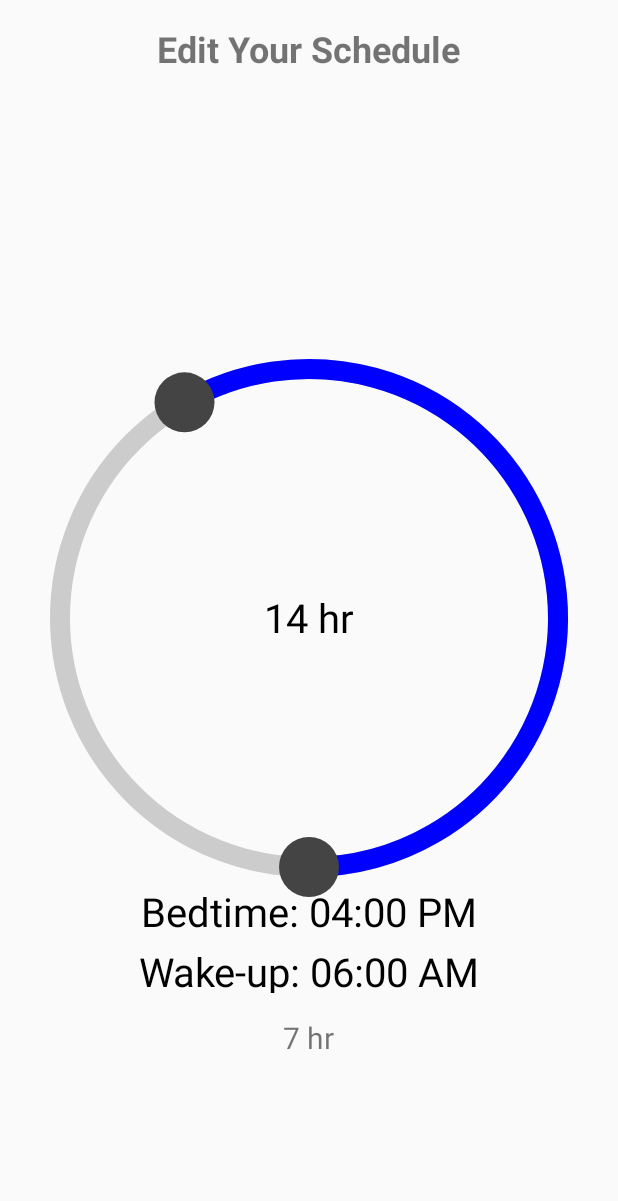
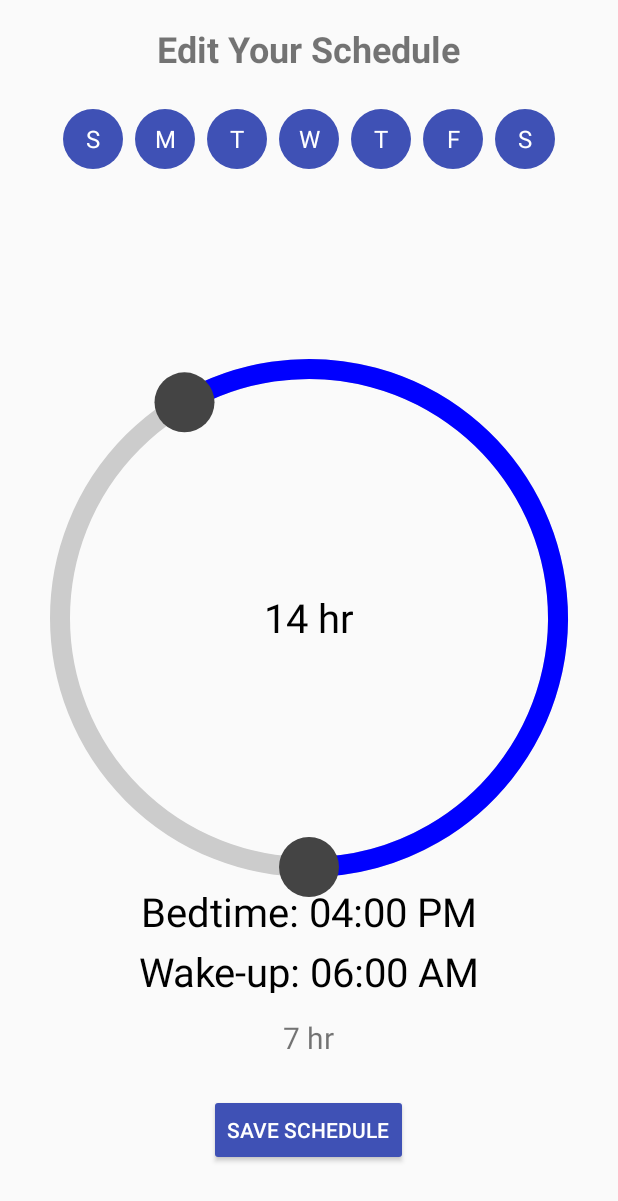
Before and after one commit to slimripah/Staff-Wellness, an Android app: the Schedule screen opened directly, with no data from a screen before it, on a phone screen of 412 x 824 dp. Shown: the top 1201 px of the screen. Run offline under Robolectric (Android 15) with nearby library versions, the phone set to English and light mode, and no system bars.

Commit message:
schedule update

```diff
--- a/app/src/main/java/www/minet/staffwellness/Schedule.java
+++ b/app/src/main/java/www/minet/staffwellness/Schedule.java
@@ -1,6 +1,9 @@
 package www.minet.staffwellness;
 
+import android.content.Intent;
+import android.content.SharedPreferences;
 import android.os.Bundle;
+import android.widget.Button;
 
 import androidx.activity.EdgeToEdge;
 import androidx.appcompat.app.AppCompatActivity;
@@ -8,7 +11,20 @@ import androidx.core.graphics.Insets;
 import androidx.core.view.ViewCompat;
 import androidx.core.view.WindowInsetsCompat;
 
+import java.text.ParseException;
+import java.text.SimpleDateFormat;
+import java.util.Calendar;
+import java.util.Date;
+import java.util.Locale;
+
 public class Schedule extends AppCompatActivity {
+
+    SleepCircleView sleepView;
+    Button save;
+    SharedPreferences prefs;
+    String savedBedtime;
+    String savedWakeup;
+    private SleepCircleView circularSlider;
 
     @Override
     protected void onCreate(Bundle savedInstanceState) {
@@ -22,6 +38,49 @@ public class Schedule extends AppCompatActivity {
             return insets;
         });
 
+        sleepView = findViewById(R.id.sleep_circle);
+        save = findViewById(R.id.save_button);
+
+        save.setOnClickListener(v -> {
+
+            String bedtime = sleepView.getBedtime();
+            String wakeup = sleepView.getWakeup();
+
+            Intent resultIntent = new Intent();
+            resultIntent.putExtra("BEDTIME", bedtime);
+            resultIntent.putExtra("WAKEUP", wakeup);
+            setResult(RESULT_OK, resultIntent);
+            finish();
+
+        });
+
+        prefs = getSharedPreferences("sleep_schedule", MODE_PRIVATE);
+        savedBedtime = prefs.getString("bedtime", null);
+        savedWakeup = prefs.getString("wakeup", null);
+
+        if (savedBedtime != null && savedWakeup != null) {
+
+            int bedtimeMinutes = convertToMinutes(savedBedtime);
+            int wakeupMinutes = convertToMinutes(savedWakeup);
+
+            sleepView.setStartTime(bedtimeMinutes);
+            sleepView.setEndTime(wakeupMinutes);
+
+        }
+
+    }
+
+    private int convertToMinutes(String timeStr) {
+        try {
+            SimpleDateFormat sdf = new SimpleDateFormat("hh:mm a", Locale.getDefault());
+            Date date = sdf.parse(timeStr);
+            Calendar cal = Calendar.getInstance();
+            cal.setTime(date);
+            return cal.get(Calendar.HOUR_OF_DAY) * 60 + cal.get(Calendar.MINUTE);
+        } catch (ParseException e) {
+            e.printStackTrace();
+            return 0; // fallback
+        }
     }
 
 }
--- /dev/null
+++ b/app/src/main/res/drawable/day_circle.xml
@@ -0,0 +1,5 @@
+<?xml version="1.0" encoding="utf-8"?>
+<shape xmlns:android="http://schemas.android.com/apk/res/android"
+    android:shape="oval">
+    <solid android:color="#3F51B5" />
+</shape>
--- a/app/src/main/res/layout/activity_dashboard.xml
+++ b/app/src/main/res/layout/activity_dashboard.xml
@@ -716,6 +716,7 @@
                                 tools:ignore="TooManyViews" />
 
                             <TextView
+                                android:id="@+id/go_up"
                                 android:layout_width="wrap_content"
                                 android:layout_height="wrap_content"
                                 android:layout_below="@id/ic_alarm"
--- a/app/src/main/res/layout/activity_schedule.xml
+++ b/app/src/main/res/layout/activity_schedule.xml
@@ -17,6 +17,24 @@
         android:layout_centerHorizontal="true"
         android:layout_marginTop="16dp"/>
 
+    <LinearLayout
+        android:layout_width="wrap_content"
+        android:layout_height="wrap_content"
+        android:orientation="horizontal"
+        android:layout_below="@id/title"
+        android:layout_centerHorizontal="true"
+        android:layout_marginTop="20dp">
+
+        <TextView android:text="S" style="@style/WeekDay" />
+        <TextView android:text="M" style="@style/WeekDay" />
+        <TextView android:text="T" style="@style/WeekDay" />
+        <TextView android:text="W" style="@style/WeekDay" />
+        <TextView android:text="T" style="@style/WeekDay" />
+        <TextView android:text="F" style="@style/WeekDay" />
+        <TextView android:text="S" style="@style/WeekDay" />
+
+    </LinearLayout>
+
     <www.minet.staffwellness.SleepCircleView
         android:id="@+id/sleep_circle"
         android:layout_width="match_parent"
@@ -34,4 +52,16 @@
         android:layout_centerHorizontal="true"
         android:layout_marginTop="16dp" />
 
+    <Button
+        android:id="@+id/save_button"
+        android:layout_width="wrap_content"
+        android:layout_height="wrap_content"
+        android:layout_below="@id/sleep_duration"
+        android:layout_centerHorizontal="true"
+        android:text="Save Schedule"
+        android:layout_marginTop="24dp"
+        android:padding="12dp"
+        android:backgroundTint="#3F51B5"
+        android:textColor="#FFFFFF"/>
+
 </RelativeLayout>
--- /dev/null
+++ b/app/src/main/res/values/styles.xml
@@ -0,0 +1,14 @@
+<?xml version="1.0" encoding="utf-8"?>
+<resources>
+
+    <style name="WeekDay">
+        <item name="android:layout_width">40dp</item>
+        <item name="android:layout_height">40dp</item>
+        <item name="android:gravity">center</item>
+        <item name="android:textSize">16sp</item>
+        <item name="android:textColor">#FFFFFF</item>
+        <item name="android:background">@drawable/day_circle</item>
+        <item name="android:layout_margin">4dp</item>
+    </style>
+
+</resources>
```
Also changed, not shown: app/src/main/java/www/minet/staffwellness/Dashboard.java (+44 -1 lines), app/src/main/java/www/minet/staffwellness/SleepCircleView.java (+18 -0 lines).
